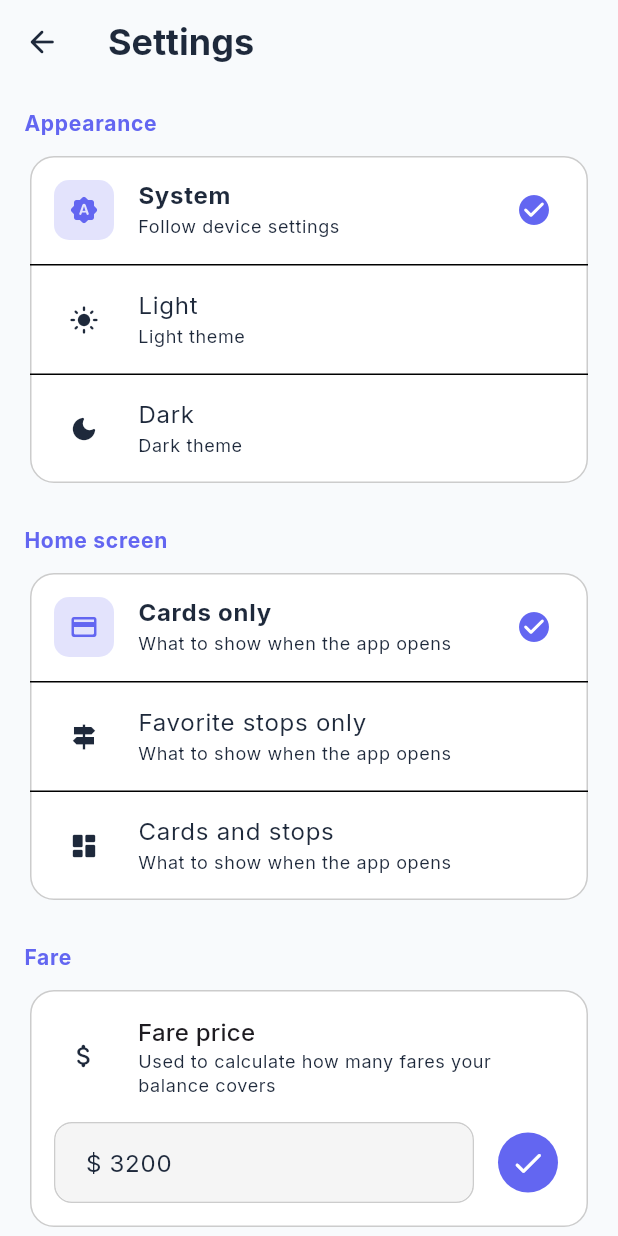
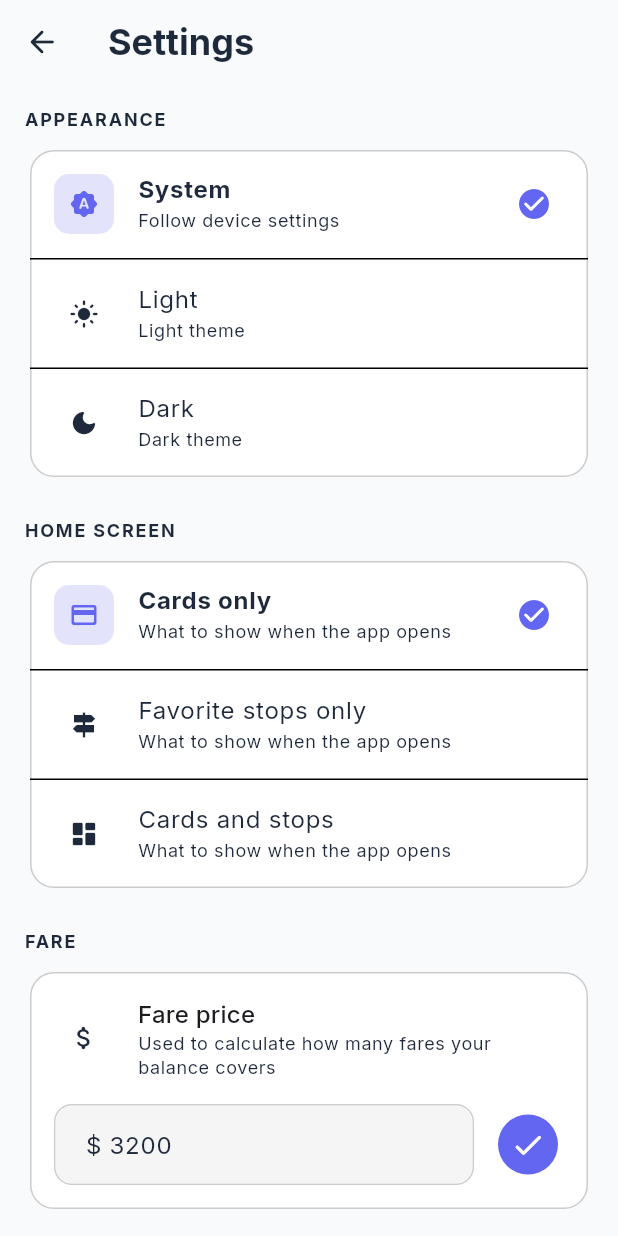
Before and after one commit to Yenreh/MioCard, a Flutter app: the SettingsScreen screen opened by its route, on a phone screen of 412 x 824 dp. Run offline on Flutter 3.47's test engine with Material 3 defaults, Android fonts, the phone set to English and light mode, and no system bars; our stand-ins replace file_picker, flutter_map, flutter_riverpod, geolocator, go_router, latlong2 and 3 more; accounts and stored records are empty.

Commit message:
make the settings section titles readable in the dark theme
Indigo on the dark background sat at a 4:1 contrast, and lightening the
indigo only took it to 6:1 while still reading as purple. They become
plain uppercase labels in the neutral text colour, at 16:1.

```diff
--- a/lib/presentation/screens/settings_screen.dart
+++ b/lib/presentation/screens/settings_screen.dart
@@ -367,12 +367,14 @@ class _SectionHeader extends StatelessWidget {
   @override
   Widget build(BuildContext context) {
     final theme = Theme.of(context);
+    // Section titles read as plain labels: the accent colour, indigo in
+    // both themes, is too close to the dark background to serve here.
     return Text(
-      title,
-      style: theme.textTheme.titleSmall?.copyWith(
-        color: _accentOf(theme),
+      title.toUpperCase(),
+      style: theme.textTheme.labelMedium?.copyWith(
+        color: theme.colorScheme.onSurfaceVariant,
         fontWeight: FontWeight.bold,
-        letterSpacing: 0.5,
+        letterSpacing: 1.2,
       ),
     );
   }
```
